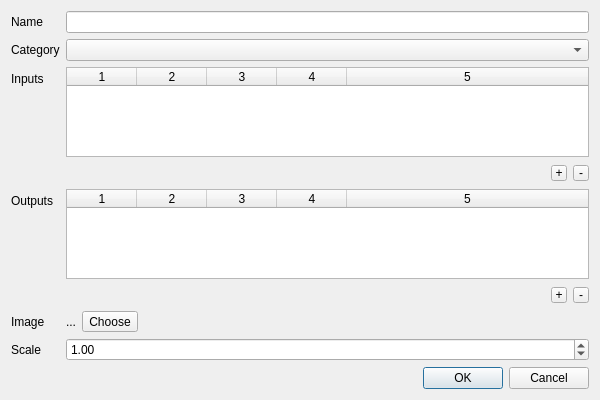
Old version of the form deviceproperties.ui in the repository uliss/patch_scene.
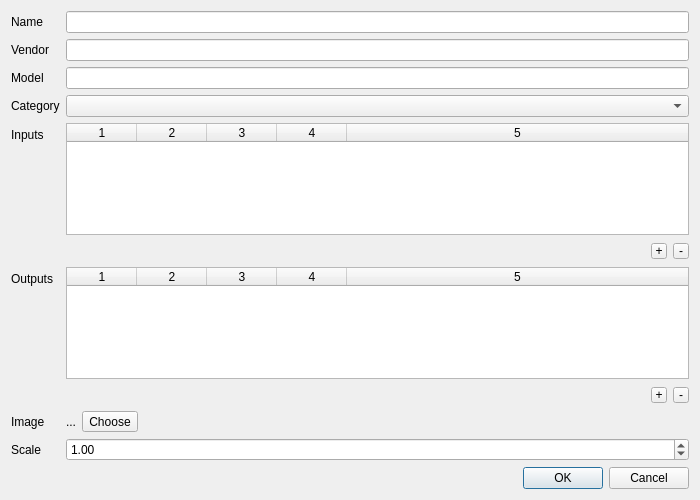
New version of the form.

Commit message: vendor/model entry added

```diff
--- a/deviceproperties.ui
+++ b/deviceproperties.ui
@@ -6,8 +6,8 @@
    <rect>
     <x>0</x>
     <y>0</y>
-    <width>600</width>
-    <height>400</height>
+    <width>700</width>
+    <height>500</height>
    </rect>
   </property>
   <property name="windowTitle">
@@ -39,17 +39,17 @@
        </property>
       </widget>
      </item>
-     <item row="1" column="0">
+     <item row="3" column="0">
       <widget class="QLabel" name="categoryLabel">
        <property name="text">
         <string>Category</string>
        </property>
       </widget>
      </item>
-     <item row="1" column="1">
+     <item row="3" column="1">
       <widget class="QComboBox" name="category"/>
      </item>
-     <item row="2" column="0">
+     <item row="4" column="0">
       <widget class="QLabel" name="inletsLabel">
        <property name="text">
         <string>Inputs</string>
@@ -59,8 +59,14 @@
        </property>
       </widget>
      </item>
-     <item row="2" column="1">
+     <item row="4" column="1">
       <widget class="QTableWidget" name="inlets">
+       <property name="sizePolicy">
+        <sizepolicy hsizetype="Expanding" vsizetype="Expanding">
+         <horstretch>0</horstretch>
+         <verstretch>1</verstretch>
+        </sizepolicy>
+       </property>
        <property name="minimumSize">
         <size>
          <width>350</width>
@@ -89,7 +95,7 @@
        <column/>
       </widget>
      </item>
-     <item row="3" column="1">
+     <item row="5" column="1">
       <widget class="QWidget" name="inletContainer" native="true">
        <property name="sizePolicy">
         <sizepolicy hsizetype="Expanding" vsizetype="Minimum">
@@ -158,7 +164,7 @@
        </layout>
       </widget>
      </item>
-     <item row="4" column="0">
+     <item row="6" column="0">
       <widget class="QLabel" name="outletsLabel">
        <property name="text">
         <string>Outputs</string>
@@ -168,8 +174,14 @@
        </property>
       </widget>
      </item>
-     <item row="4" column="1">
+     <item row="6" column="1">
       <widget class="QTableWidget" name="outlets">
+       <property name="sizePolicy">
+        <sizepolicy hsizetype="Expanding" vsizetype="Expanding">
+         <horstretch>0</horstretch>
+         <verstretch>1</verstretch>
+        </sizepolicy>
+       </property>
        <property name="minimumSize">
         <size>
          <width>350</width>
@@ -198,7 +210,7 @@
        <column/>
       </widget>
      </item>
-     <item row="5" column="1">
+     <item row="7" column="1">
       <widget class="QWidget" name="outletContainer" native="true">
        <property name="sizePolicy">
         <sizepolicy hsizetype="Expanding" vsizetype="Preferred">
@@ -267,14 +279,14 @@
        </layout>
       </widget>
      </item>
-     <item row="6" column="0">
+     <item row="8" column="0">
       <widget class="QLabel" name="imageLabel">
        <property name="text">
         <string>Image</string>
        </property>
       </widget>
      </item>
-     <item row="6" column="1">
+     <item row="8" column="1">
       <widget class="QWidget" name="widget" native="true">
        <layout class="QHBoxLayout" name="horizontalLayout_3">
         <property name="leftMargin">
@@ -322,14 +334,14 @@
        </layout>
       </widget>
      </item>
-     <item row="7" column="0">
+     <item row="9" column="0">
       <widget class="QLabel" name="zoomLabel">
        <property name="text">
         <string>Scale</string>
        </property>
       </widget>
      </item>
-     <item row="7" column="1">
+     <item row="9" column="1">
       <widget class="QDoubleSpinBox" name="zoom">
        <property name="sizePolicy">
         <sizepolicy hsizetype="Preferred" vsizetype="Fixed">
@@ -351,6 +363,32 @@
        </property>
       </widget>
      </item>
+     <item row="1" column="0">
+      <widget class="QLabel" name="vendorLabel">
+       <property name="text">
+        <string>Vendor</string>
+       </property>
+       <property name="buddy">
+        <cstring>vendor</cstring>
+       </property>
+      </widget>
+     </item>
+     <item row="1" column="1">
+      <widget class="QLineEdit" name="vendor"/>
+     </item>
+     <item row="2" column="0">
+      <widget class="QLabel" name="modelLabel">
+       <property name="text">
+        <string>Model</string>
+       </property>
+       <property name="buddy">
+        <cstring>model</cstring>
+       </property>
+      </widget>
+     </item>
+     <item row="2" column="1">
+      <widget class="QLineEdit" name="model"/>
+     </item>
     </layout>
    </item>
    <item>
```
Left out of the diff: 34 changed lines with no effect on the pictures. The commit also changes 1 other file.
